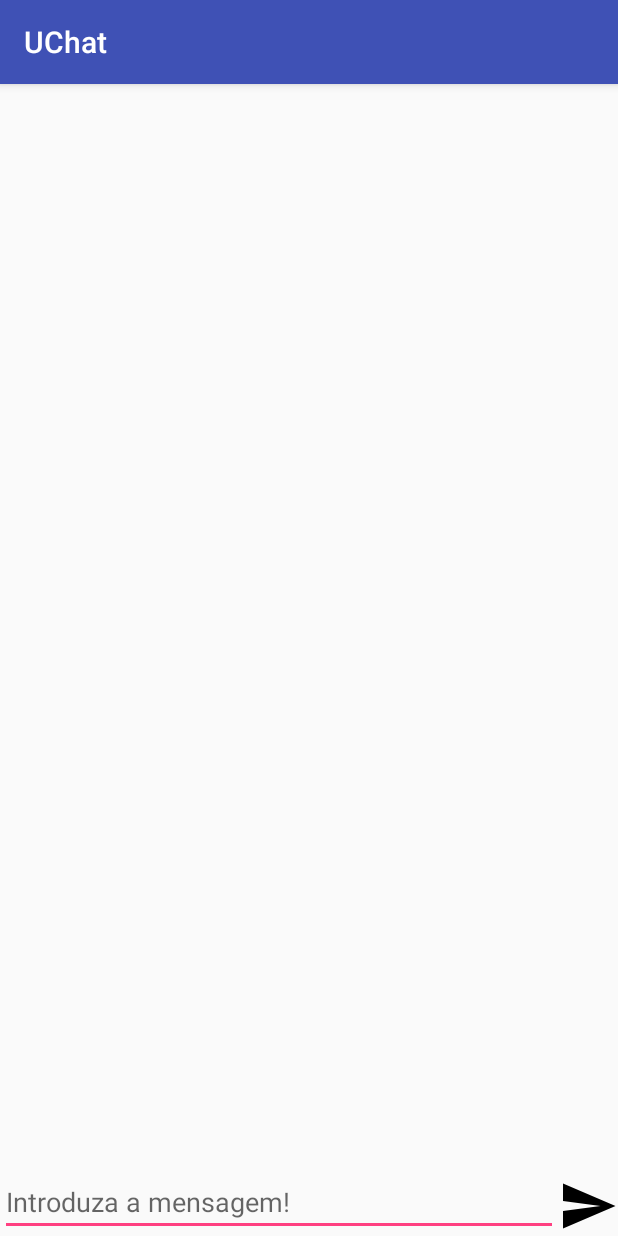
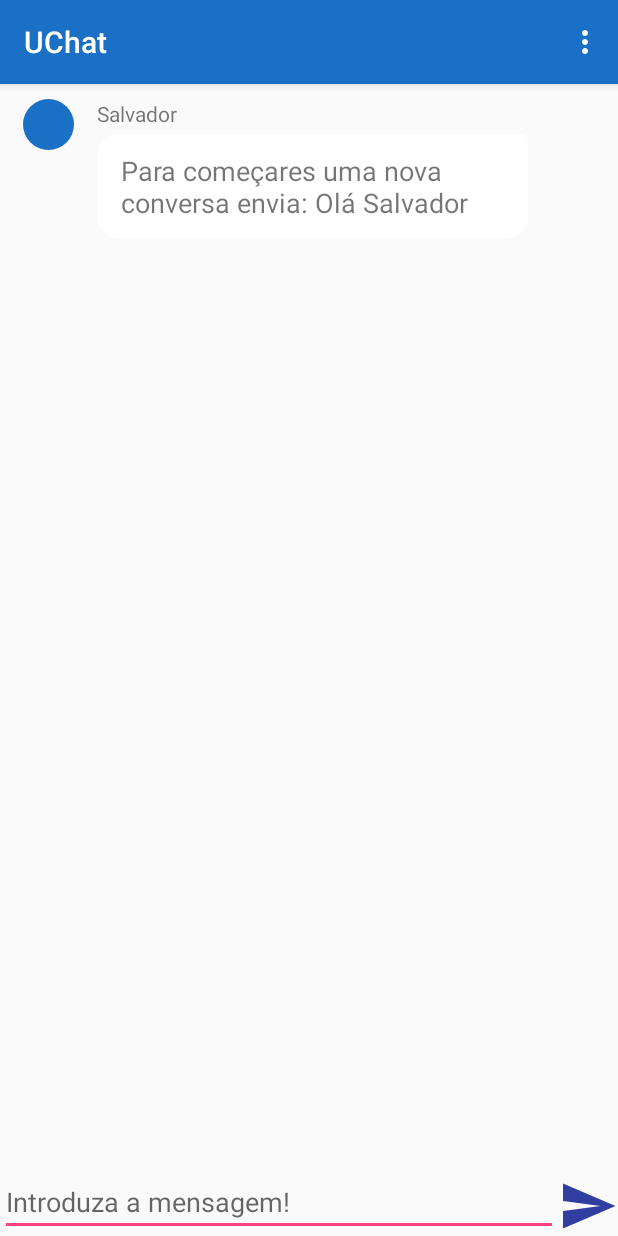
Before and after one commit to lenacgs/PGI-2018-UChat, an Android app: the screen it shows after launch (MainActivity), on a phone screen of 412 x 824 dp. Run offline under Robolectric (Android 15) with nearby library versions, the phone set to English and light mode, and no system bars.

Commit message:
Lixo e cenas fixes ;)

```diff
--- a/UChat/app/src/main/java/com/pgi/uchat/MainActivity.java
+++ b/UChat/app/src/main/java/com/pgi/uchat/MainActivity.java
@@ -2,6 +2,9 @@ package com.pgi.uchat;
 
 import android.support.v7.app.AppCompatActivity;
 import android.os.Bundle;
+import android.util.Log;
+import android.view.Menu;
+import android.view.MenuItem;
 import android.view.View;
 import android.widget.EditText;
 import android.widget.ImageButton;
@@ -11,16 +14,19 @@ import android.widget.TextView;
 import java.util.Random;
 
 public class MainActivity extends AppCompatActivity {
-    private String TAG = "Main Activity";
+    private String TAG = "MainActivity";
     private ListView campoMensagens;
     private EditText messageToSend;
     private MessageAdapter messageAdapter;
-
+    private String randomColor;
 
     @Override
     protected void onCreate(Bundle savedInstanceState) {
         super.onCreate(savedInstanceState);
         setContentView(R.layout.activity_main);
+
+        //randomColor = getRandomColor();
+        randomColor = "#1a70c5";
 
         messageAdapter = new MessageAdapter(this);
         campoMensagens = (ListView) findViewById(R.id.ScrollMensagens);
@@ -36,6 +42,8 @@ public class MainActivity extends AppCompatActivity {
                 newMessage(auxMes, true);
             }
         });
+
+        newMessage("Para começares uma nova conversa envia: Olá Salvador", false);
     }
 
     protected void newMessage(String msg, Boolean user) {
@@ -44,12 +52,14 @@ public class MainActivity extends AppCompatActivity {
             data = new MemberData();
         }
         else{
-            data = new MemberData("UChat",getRandomColor());
+            data = new MemberData("Salvador",randomColor);
         }
 
         Message message = new Message(msg,user,data);
         messageAdapter.add(message);
         campoMensagens.setSelection(campoMensagens.getCount() -1);
+
+
     }
 
     private String getRandomColor() {
@@ -59,6 +69,27 @@ public class MainActivity extends AppCompatActivity {
             sb.append(Integer.toHexString(r.nextInt()));
         }
         return sb.toString().substring(0, 7);
+    }
+
+    @Override
+    public boolean onCreateOptionsMenu(Menu menu) {
+        getMenuInflater().inflate(R.menu.menu_main, menu);
+        return true;
+    }
+
+    @Override
+    public boolean onOptionsItemSelected(MenuItem item) {
+        int id = item.getItemId();
+        switch (id) {
+            case (R.id.item1):
+
+                return true;
+            case (R.id.item2):
+
+                return true;
+            default:
+                return super.onOptionsItemSelected(item);
+        }
     }
 }
 
--- a/UChat/app/src/main/res/drawable/ic_send_black_24dp.xml
+++ b/UChat/app/src/main/res/drawable/ic_send_black_24dp.xml
@@ -4,6 +4,6 @@
     android:viewportWidth="24.0"
     android:viewportHeight="24.0">
     <path
-        android:fillColor="#FF000000"
+        android:fillColor="#303F9F"
         android:pathData="M2.01,21L23,12 2.01,3 2,10l15,2 -15,2z"/>
 </vector>
--- /dev/null
+++ b/UChat/app/src/main/res/menu/menu_main.xml
@@ -0,0 +1,12 @@
+<?xml version="1.0" encoding="utf-8"?>
+<menu xmlns:android="http://schemas.android.com/apk/res/android"
+    xmlns:tools="http://schemas.android.com/tools"
+    tools:context="example.javatpoint.com.optionmenu.MainActivity">
+
+    <item
+        android:id="@+id/item1"
+        android:title="Perguntas Pendentes"/>
+    <item
+        android:id="@+id/item2"
+        android:title="Sobre Nós"/>
+</menu>
--- a/UChat/app/src/main/res/values/colors.xml
+++ b/UChat/app/src/main/res/values/colors.xml
@@ -1,6 +1,9 @@
 <?xml version="1.0" encoding="utf-8"?>
 <resources>
-    <color name="colorPrimary">#3F51B5</color>
+    <!--<color name="colorPrimary">#3F51B5</color>
+    <color name="colorPrimaryDark">#303F9F</color>
+    <color name="colorAccent">#FF4081</color>-->
+    <color name="colorPrimary">#1A70C5</color>
     <color name="colorPrimaryDark">#303F9F</color>
     <color name="colorAccent">#FF4081</color>
 </resources>
```
Also changed, not shown: 844 other files.
